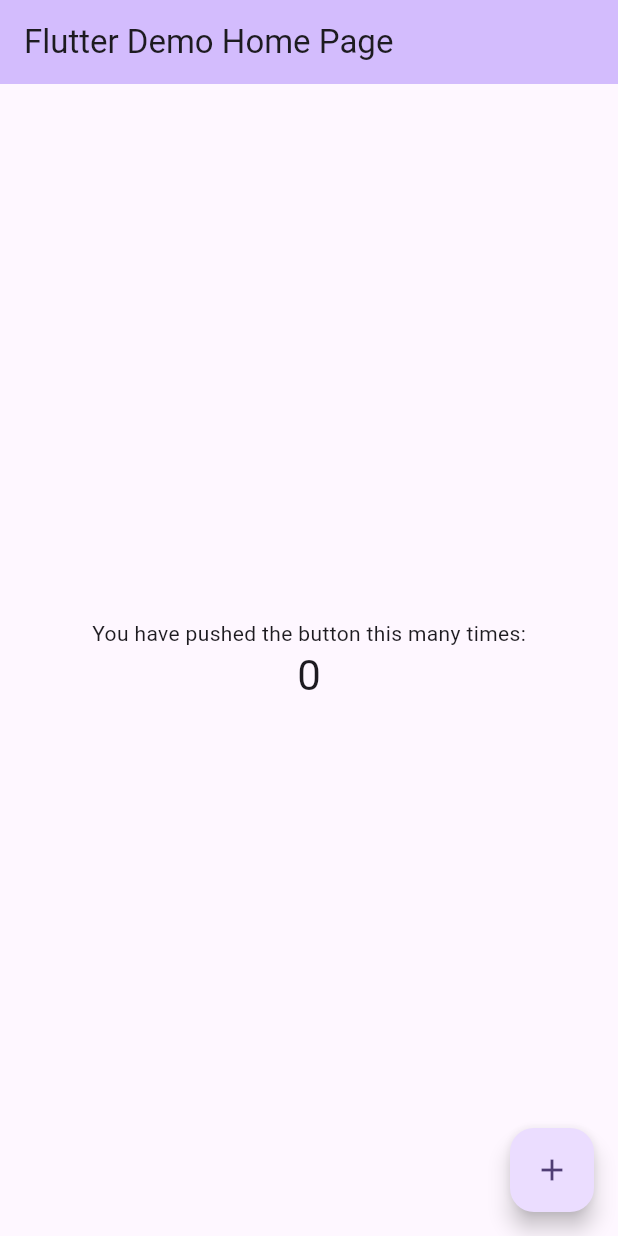
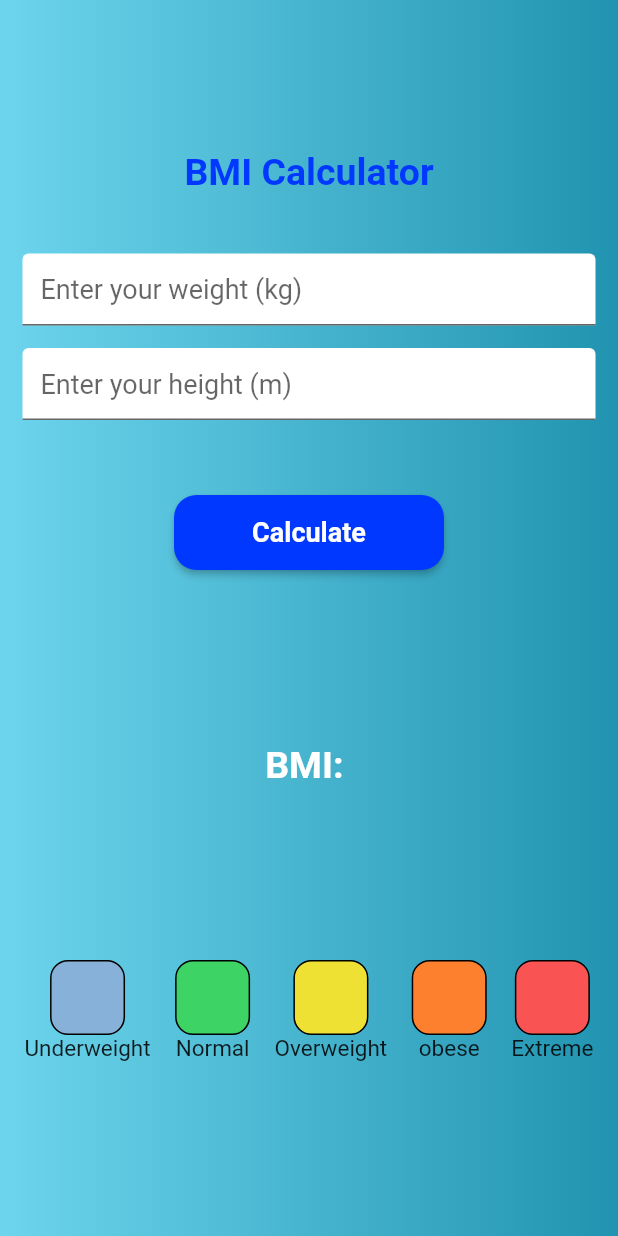
Before and after one commit to RedDotz20/BMI-calculator, a Flutter app: the screen it shows after launch, on a phone screen of 412 x 824 dp. Run offline on Flutter 3.47's test engine with Material 2 defaults, Android fonts, the phone set to English and light mode, and no system bars.

Commit message:
feat: calculator add

```diff
--- /dev/null
+++ b/lib/calculator.dart
@@ -0,0 +1,237 @@
+import "package:bmi_calculator/main.dart";
+import 'package:flutter/material.dart';
+
+class BMICalculator extends StatefulWidget {
+  const BMICalculator({Key? key}) : super(key: key);
+
+  @override
+  _BMICalculatorState createState() => _BMICalculatorState();
+}
+
+class _BMICalculatorState extends State<BMICalculator> {
+
+  Color myColor = Colors.transparent;
+  TextEditingController weightController = TextEditingController();
+  TextEditingController heightController = TextEditingController();
+  var mainResult = TextEditingController();
+
+  calculateBMI (String weight,String height) async{
+    var doubleWeight = double.parse(weight);
+    var doubleHeight = double.parse(height);
+
+    var res = (doubleWeight/(doubleHeight*doubleHeight));
+
+    setState(() {
+      mainResult.text = res.toStringAsFixed(2);
+      if(res<18.5){
+        myColor = const Color(0xFF87B1D9);
+      }
+      else if(res>=18.5 && res<=24.9){
+        myColor = const Color(0xFF3DD365);
+      }
+      else if(res>=25 && res<=29.9){
+        myColor = const Color(0xFFEEE133);
+      }
+      else if(res>=30 && res<=34.9){
+        myColor = const Color(0xFFFD802E);
+      }
+      else if(res>=35){
+        myColor = const Color(0xFFF95353);
+      }
+    });
+
+  }
+
+  @override
+  Widget build(BuildContext context) {
+
+    // double width = MediaQuery.of(context).size.width;
+    double height = MediaQuery.of(context).size.height;
+
+    return Scaffold(
+      body: SingleChildScrollView(
+        child: Center(
+          child: Container(
+            height: height,
+            decoration: const BoxDecoration(
+                gradient: LinearGradient(
+                    colors: [
+                      Color(0xFF6DD5ED),
+                      Color(0xFF2193B0)
+                    ]
+                )
+            ),
+            child: Center(
+              child: Column(
+                crossAxisAlignment: CrossAxisAlignment.center,
+                children: [
+                  const SizedBox(
+                    height: 100,
+                  ),
+                  const Text("BMI Calculator",style: TextStyle(fontWeight: FontWeight.bold,color: Color(0xFF0038FF),fontSize: 25),),
+                  const SizedBox(
+                    height: 30,
+                  ),
+                  Padding(padding: const EdgeInsets.only(left: 15,right: 15,top: 10),
+                    child: TextField(
+                      controller: weightController,
+                      keyboardType: const TextInputType.numberWithOptions(decimal: true),
+                      style: const TextStyle(fontSize: 18,color: Colors.black),
+                      decoration: const InputDecoration(
+                        filled: true,
+                        fillColor: Colors.white,
+                        hintText: "Enter your weight (kg)",
+                      ),
+                    ),),
+                  Padding(padding: const EdgeInsets.only(left: 15,right: 15,top: 15),
+                    child: TextField(
+                      controller: heightController,
+                      autofocus: false,
+                      keyboardType: const TextInputType.numberWithOptions(decimal: true),
+                      style: const TextStyle(fontSize: 18,color: Colors.black),
+                      decoration: const InputDecoration(
+                        filled: true,
+                        fillColor: Colors.white,
+                        hintText: "Enter your height (m)",
+                      ),
+                    ),),
+                  Padding(
+                    padding: const EdgeInsets.only(top: 50),
+                    child: Center(
+                      child: SizedBox(
+                        width: 180,
+                        height: 50,
+                        child: ElevatedButton(
+                          onPressed: (){
+                            calculateBMI(weightController.text, heightController.text);
+                          },
+                          style: ButtonStyle(
+                              backgroundColor: MaterialStateProperty.all(const Color(0xFF0038FF)),
+                              shape: MaterialStateProperty.all<RoundedRectangleBorder>(
+                                  RoundedRectangleBorder(
+                                    borderRadius: BorderRadius.circular(15.0),
+                                  )
+                              )
+                          ),
+                          child: const Text("Calculate",style: TextStyle(fontSize: 18,fontWeight: FontWeight.bold,color: Colors.white),),
+                        ),
+                      ),
+                    ),
+                  ),
+                  const SizedBox(
+                    height: 80,
+                  ),
+                  Center(
+                    child: Container(
+                      width: 300,
+                      height: 100,
+                      decoration: BoxDecoration(
+                          color: myColor,
+                          borderRadius: const BorderRadius.all(Radius.circular(12))
+                      ),
+                      child: Center(child: Text("BMI: ${mainResult.text}",style: const TextStyle(fontSize: 25,fontWeight: FontWeight.bold,color: Colors.white),)),
+                    ),
+                  ),
+                  const SizedBox(
+                    height: 80,
+                  ),
+                  Center(child: Row(
+                    mainAxisAlignment: MainAxisAlignment.spaceEvenly,
+                    children: [
+                      Column(
+                        mainAxisAlignment: MainAxisAlignment.center,
+                        children: [
+                          Container(
+                            height: 50,
+                            width: 50,
+                            decoration: BoxDecoration(
+                                color: const Color(0xFF87B1D9),
+                                border: Border.all(
+                                  color: Colors.black,
+                                ),
+                                borderRadius: const BorderRadius.all(Radius.circular(12))
+                            ),
+                          ),
+                          const Text("Underweight",style: TextStyle(fontSize: 15),)
+                        ],
+                      ),
+                      Column(
+                        mainAxisAlignment: MainAxisAlignment.center,
+                        children: [
+                          Container(
+                            height: 50,
+                            width: 50,
+                            decoration: BoxDecoration(
+                                color: const Color(0xFF3DD365),
+                                border: Border.all(
+                                  color: Colors.black,
+                                ),
+                                borderRadius: const BorderRadius.all(Radius.circular(12))
+                            ),
+                          ),
+                          const Text("Normal",style: TextStyle(fontSize: 15),)
+                        ],
+                      ),
+                      Column(
+                        mainAxisAlignment: MainAxisAlignment.center,
+                        children: [
+                          Container(
+                            height: 50,
+                            width: 50,
+                            decoration: BoxDecoration(
+                                color: const Color(0xFFEEE133),
+                                border: Border.all(
+                                  color: Colors.black,
+                                ),
+                                borderRadius: const BorderRadius.all(Radius.circular(12))
+                            ),
+                          ),
+                          const Text("Overweight",style: TextStyle(fontSize: 15),)
+                        ],
+                      ),
+                      Column(
+                        mainAxisAlignment: MainAxisAlignment.center,
+                        children: [
+                          Container(
+                            height: 50,
+                            width: 50,
+                            decoration: BoxDecoration(
+                                color: const Color(0xFFFD802E),
+                                border: Border.all(
+                                  color: Colors.black,
+                                ),
+                                borderRadius: const BorderRadius.all(Radius.circular(12))
+                            ),
+                          ),
+                          const Text("obese",style: TextStyle(fontSize: 15),)
+                        ],
+                      ),
+                      Column(
+                        mainAxisAlignment: MainAxisAlignment.center,
+                        children: [
+                          Container(
+                            height: 50,
+                            width: 50,
+                            decoration: BoxDecoration(
+                                color: const Color(0xFFF95353),
+                                border: Border.all(
+                                  color: Colors.black,
+                                ),
+                                borderRadius: const BorderRadius.all(Radius.circular(12))
+                            ),
+                          ),
+                          const Text("Extreme",style: TextStyle(fontSize: 15),)
+                        ],
+                      )
+                    ],
+                  ),)
+
+                ],
+              ),
+            ),
+          ),
+        ),
+      ),
+    );
+  }
+}
--- a/lib/main.dart
+++ b/lib/main.dart
@@ -1,125 +1,20 @@
 import 'package:flutter/material.dart';
+import "package:bmi_calculator/calculator.dart";
 
-void main() {
-  runApp(const MyApp());
-}
+void main()=>runApp(const MyApp());
 
 class MyApp extends StatelessWidget {
-  const MyApp({super.key});
+  const MyApp({Key? key}) : super(key: key);
 
-  // This widget is the root of your application.
   @override
   Widget build(BuildContext context) {
     return MaterialApp(
-      title: 'Flutter Demo',
+      debugShowCheckedModeBanner: false,
       theme: ThemeData(
-        // This is the theme of your application.
-        //
-        // TRY THIS: Try running your application with "flutter run". You'll see
-        // the application has a blue toolbar. Then, without quitting the app,
-        // try changing the seedColor in the colorScheme below to Colors.green
-        // and then invoke "hot reload" (save your changes or press the "hot
-        // reload" button in a Flutter-supported IDE, or press "r" if you used
-        // the command line to start the app).
-        //
-        // Notice that the counter didn't reset back to zero; the application
-        // state is not lost during the reload. To reset the state, use hot
-        // restart instead.
-        //
-        // This works for code too, not just values: Most code changes can be
-        // tested with just a hot reload.
-        colorScheme: ColorScheme.fromSeed(seedColor: Colors.deepPurple),
-        useMaterial3: true,
+          brightness: Brightness.light,
+          primaryColor: Colors.blue
       ),
-      home: const MyHomePage(title: 'Flutter Demo Home Page'),
+      home: const BMICalculator(),
     );
   }
 }
-
-class MyHomePage extends StatefulWidget {
-  const MyHomePage({super.key, required this.title});
-
-  // This widget is the home page of your application. It is stateful, meaning
-  // that it has a State object (defined below) that contains fields that affect
-  // how it looks.
-
-  // This class is the configuration for the state. It holds the values (in this
-  // case the title) provided by the parent (in this case the App widget) and
-  // used by the build method of the State. Fields in a Widget subclass are
-  // always marked "final".
-
-  final String title;
-
-  @override
-  State<MyHomePage> createState() => _MyHomePageState();
-}
-
-class _MyHomePageState extends State<MyHomePage> {
-  int _counter = 0;
-
-  void _incrementCounter() {
-    setState(() {
-      // This call to setState tells the Flutter framework that something has
-      // changed in this State, which causes it to rerun the build method below
-      // so that the display can reflect the updated values. If we changed
-      // _counter without calling setState(), then the build method would not be
-      // called again, and so nothing would appear to happen.
-      _counter++;
-    });
-  }
-
-  @override
-  Widget build(BuildContext context) {
-    // This method is rerun every time setState is called, for instance as done
-    // by the _incrementCounter method above.
-    //
-    // The Flutter framework has been optimized to make rerunning build methods
-    // fast, so that you can just rebuild anything that needs updating rather
-    // than having to individually change instances of widgets.
-    return Scaffold(
-      appBar: AppBar(
-        // TRY THIS: Try changing the color here to a specific color (to
-        // Colors.amber, perhaps?) and trigger a hot reload to see the AppBar
-        // change color while the other colors stay the same.
-        backgroundColor: Theme.of(context).colorScheme.inversePrimary,
-        // Here we take the value from the MyHomePage object that was created by
-        // the App.build method, and use it to set our appbar title.
-        title: Text(widget.title),
-      ),
-      body: Center(
-        // Center is a layout widget. It takes a single child and positions it
-        // in the middle of the parent.
-        child: Column(
-          // Column is also a layout widget. It takes a list of children and
-          // arranges them vertically. By default, it sizes itself to fit its
-          // children horizontally, and tries to be as tall as its parent.
-          //
-          // Column has various properties to control how it sizes itself and
-          // how it positions its children. Here we use mainAxisAlignment to
-          // center the children vertically; the main axis here is the vertical
-          // axis because Columns are vertical (the cross axis would be
-          // horizontal).
-          //
-          // TRY THIS: Invoke "debug painting" (choose the "Toggle Debug Paint"
-          // action in the IDE, or press "p" in the console), to see the
-          // wireframe for each widget.
-          mainAxisAlignment: MainAxisAlignment.center,
-          children: <Widget>[
-            const Text(
-              'You have pushed the button this many times:',
-            ),
-            Text(
-              '$_counter',
-              style: Theme.of(context).textTheme.headlineMedium,
-            ),
-          ],
-        ),
-      ),
-      floatingActionButton: FloatingActionButton(
-        onPressed: _incrementCounter,
-        tooltip: 'Increment',
-        child: const Icon(Icons.add),
-      ), // This trailing comma makes auto-formatting nicer for build methods.
-    );
-  }
-}
```
